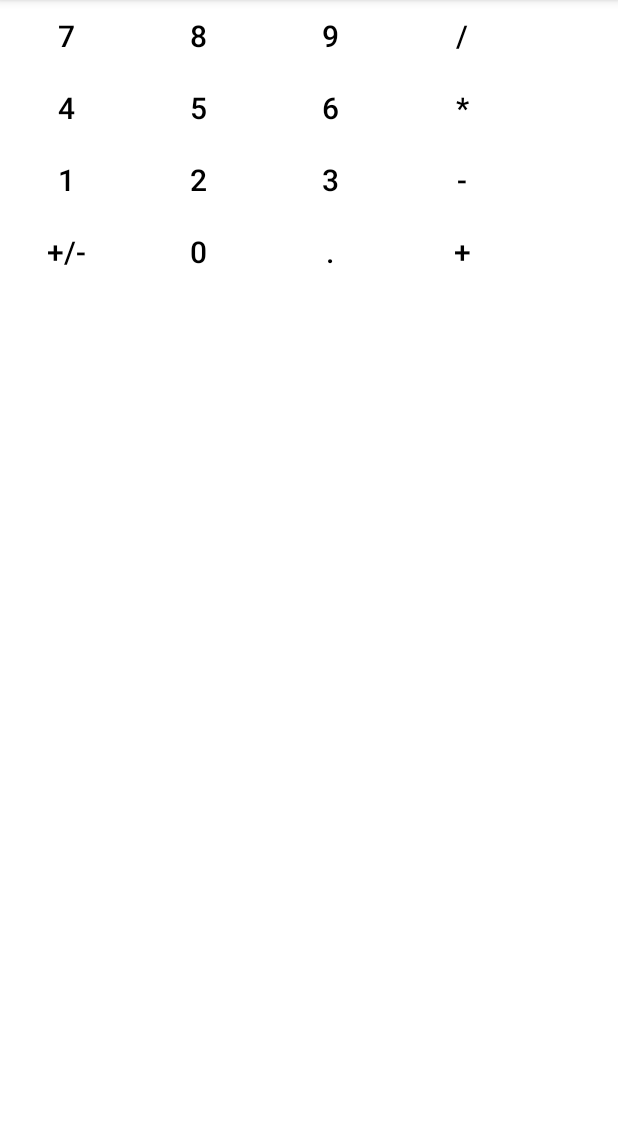
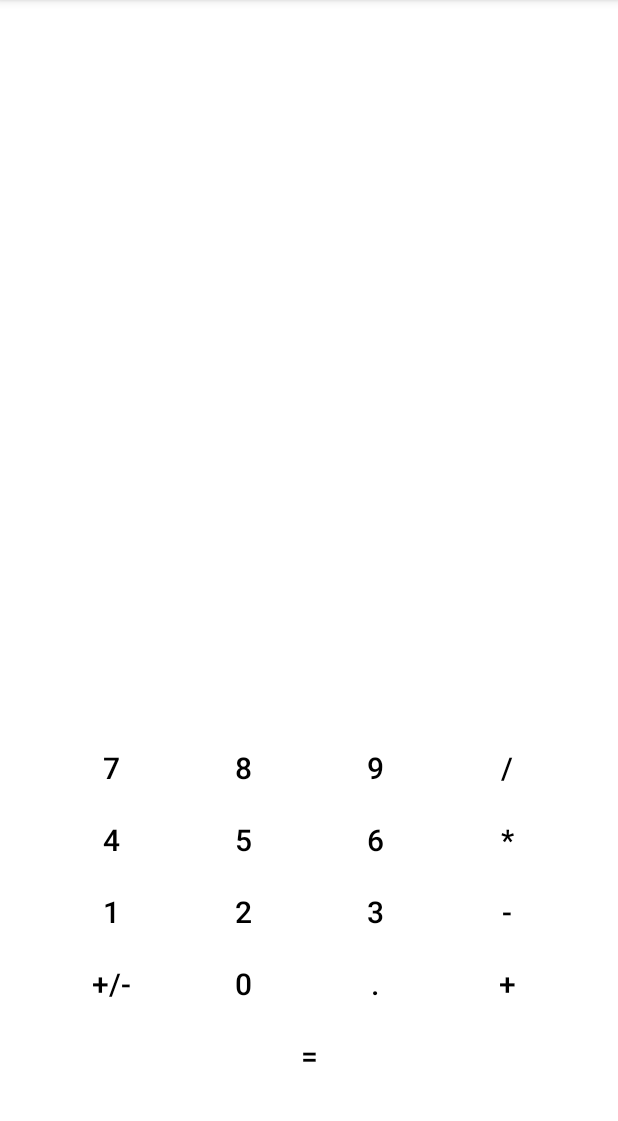
Before and after one commit to GarMoore18/CISC-349-Moore, an Android app: the screen it shows after launch (MainActivity), on a phone screen of 412 x 824 dp, the part 84-1205 px from its top. Run offline under Robolectric (Android 15) with nearby library versions, the phone set to English and light mode, and no system bars.

Commit message:
Basic layout and some function
The layout has the required buttons. The buttons now work and simple computations can be made and displayed. There is an issue with how the values are stored.

```diff
--- a/Assignments/Assigment_1/app/src/main/java/com/example/calculator/MainActivity.java
+++ b/Assignments/Assigment_1/app/src/main/java/com/example/calculator/MainActivity.java
@@ -3,12 +3,146 @@ package com.example.calculator;
 import androidx.appcompat.app.AppCompatActivity;
 
 import android.os.Bundle;
+import android.view.View;
+import android.widget.Button;
+import android.widget.TextView;
 
-public class MainActivity extends AppCompatActivity {
+import java.text.DecimalFormat;
+
+/* This class implements the OnClickListener so there is no need to rewrite a new
+onClickListener for every button */
+public class MainActivity extends AppCompatActivity implements View.OnClickListener {
+
+    private TextView showNum;
+    //At any one time, there will only be two values
+    private double firstValue = Double.NaN;
+    private double secondValue;
+
+    //The calculator can only do these computations
+    private static final char add = '+';
+    private static final char subtract = '-';
+    private static final char multiply = '*';
+    private static final char divide = '/';
+
+    //Need a way to store what the next computation that will be done
+    private char nextComp;
 
     @Override
     protected void onCreate(Bundle savedInstanceState) {
         super.onCreate(savedInstanceState);
         setContentView(R.layout.activity_main);
+
+        Button bZero = findViewById(R.id.b0);
+        Button bOne = findViewById(R.id.b1);
+        Button bTwo = findViewById(R.id.b2);
+        Button bThree = findViewById(R.id.b3);
+        Button bFour = findViewById(R.id.b4);
+        Button bFive = findViewById(R.id.b5);
+        Button bSix = findViewById(R.id.b6);
+        Button bSeven = findViewById(R.id.b7);
+        Button bEight = findViewById(R.id.b8);
+        Button bNine = findViewById(R.id.b9);
+        Button bPlus = findViewById(R.id.bp);
+        Button bMin = findViewById(R.id.bmin);
+        Button bMul = findViewById(R.id.bmul);
+        Button bDiv = findViewById(R.id.bdiv);
+
+        //These are a call to the onClick method
+        bZero.setOnClickListener(this);
+        bOne.setOnClickListener(this);
+        bTwo.setOnClickListener(this);
+        bThree.setOnClickListener(this);
+        bFour.setOnClickListener(this);
+        bFive.setOnClickListener(this);
+        bSix.setOnClickListener(this);
+        bSeven.setOnClickListener(this);
+        bEight.setOnClickListener(this);
+        bNine.setOnClickListener(this);
+        bPlus.setOnClickListener(this);
+        bMin.setOnClickListener(this);
+        bMul.setOnClickListener(this);
+        bDiv.setOnClickListener(this);
+
+    }
+
+    @Override
+    public void onClick(View v) {
+        showNum = findViewById(R.id.show_calc);
+        String currText = showNum.getText().toString();
+
+        //Each button provides a unique string
+        switch (v.getId()) {
+            case R.id.b0:
+                showNum.setText("0");
+                break;
+            case R.id.b1:
+                showNum.setText("1");
+                break;
+            case R.id.b2:
+                showNum.setText("2");
+                break;
+            case R.id.b3:
+                showNum.setText("3");
+                break;
+            case R.id.b4:
+                showNum.setText("4");
+                break;
+            case R.id.b5:
+                showNum.setText("5");
+                break;
+            case R.id.b6:
+                showNum.setText("6");
+                break;
+            case R.id.b7:
+                showNum.setText("7");
+                break;
+            case R.id.b8:
+                showNum.setText("8");
+                break;
+            case R.id.b9:
+                showNum.setText("9");
+                break;
+            case R.id.bp:
+                makeComputation();
+                nextComp = add;
+                showNum.setText(String.valueOf(firstValue));
+                break;
+            case R.id.bmin:
+                makeComputation();
+                nextComp = subtract;
+                showNum.setText(String.valueOf(firstValue));
+                break;
+            case R.id.bmul:
+                makeComputation();
+                nextComp = multiply;
+                showNum.setText(String.valueOf(firstValue));
+                break;
+            case R.id.bdiv:
+                makeComputation();
+                nextComp = divide;
+                showNum.setText(String.valueOf(firstValue));
+                break;
+            default:
+                break;
+        }
+
+    }
+
+    private void makeComputation() {
+        if (Double.isNaN(firstValue)) {
+            firstValue = Double.parseDouble(showNum.getText().toString());
+
+        } else {
+            secondValue = Double.parseDouble(showNum.getText().toString());
+            if (nextComp == add) {
+                firstValue = this.firstValue + secondValue;
+            } else if (nextComp == subtract) {
+                firstValue = this.firstValue - secondValue;
+            } else if (nextComp == multiply) {
+                firstValue = this.firstValue * secondValue;
+            } else if (nextComp == divide) {
+                firstValue = this.firstValue / secondValue;
+            }
+        }
     }
 }
--- a/Assignments/Assigment_1/app/src/main/res/layout/activity_main.xml
+++ b/Assignments/Assigment_1/app/src/main/res/layout/activity_main.xml
@@ -4,13 +4,25 @@
     xmlns:app="http://schemas.android.com/apk/res-auto"
     xmlns:tools="http://schemas.android.com/tools"
     android:layout_width="match_parent"
-    android:layout_height="match_parent" >
+    android:layout_height="match_parent"
+    android:gravity="center|bottom"
+    android:layout_marginBottom="40dp">
+
+    <TextView
+        android:id="@+id/show_calc"
+        android:layout_width="match_parent"
+        android:layout_height="wrap_content"
+        android:layout_toStartOf="@+id/b7"
+        android:layout_alignEnd="@+id/bdiv"
+        android:layout_marginBottom="10dp"
+        android:textSize="30sp" />
 
     <Button
         android:id="@+id/b7"
         style="@style/Widget.AppCompat.Button.Borderless"
         android:layout_width="wrap_content"
         android:layout_height="wrap_content"
+        android:layout_below="@+id/show_calc"
         android:text="@string/_7"
         android:textSize="20sp"
         android:textColor="@color/black" />
@@ -20,6 +32,7 @@
         style="@style/Widget.AppCompat.Button.Borderless"
         android:layout_width="wrap_content"
         android:layout_height="wrap_content"
+        android:layout_below="@+id/show_calc"
         android:layout_toEndOf="@id/b7"
         android:text="@string/_8"
         android:textSize="20sp"
@@ -30,6 +43,7 @@
         style="@style/Widget.AppCompat.Button.Borderless"
         android:layout_width="wrap_content"
         android:layout_height="wrap_content"
+        android:layout_below="@+id/show_calc"
         android:layout_toEndOf="@id/b8"
         android:text="@string/_9"
         android:textSize="20sp"
@@ -40,6 +54,7 @@
         style="@style/Widget.AppCompat.Button.Borderless"
         android:layout_width="wrap_content"
         android:layout_height="wrap_content"
+        android:layout_below="@+id/show_calc"
         android:layout_toEndOf="@+id/b9"
         android:text="@string/_d"
         android:textSize="20sp"
@@ -174,4 +189,17 @@
         android:textSize="20sp"
         android:textColor="@color/black" />
 
+    <Button
+        android:id="@+id/equal"
+        style="@style/Widget.AppCompat.Button.Borderless"
+        android:layout_width="match_parent"
+        android:layout_height="wrap_content"
+        android:layout_below="@+id/bpm"
+        android:layout_toStartOf="@+id/bpm"
+        android:layout_alignEnd="@id/bp"
+        android:text="@string/_e"
+        android:textSize="20sp"
+        android:textColor="@color/black" />
+
+
 </RelativeLayout>
```
